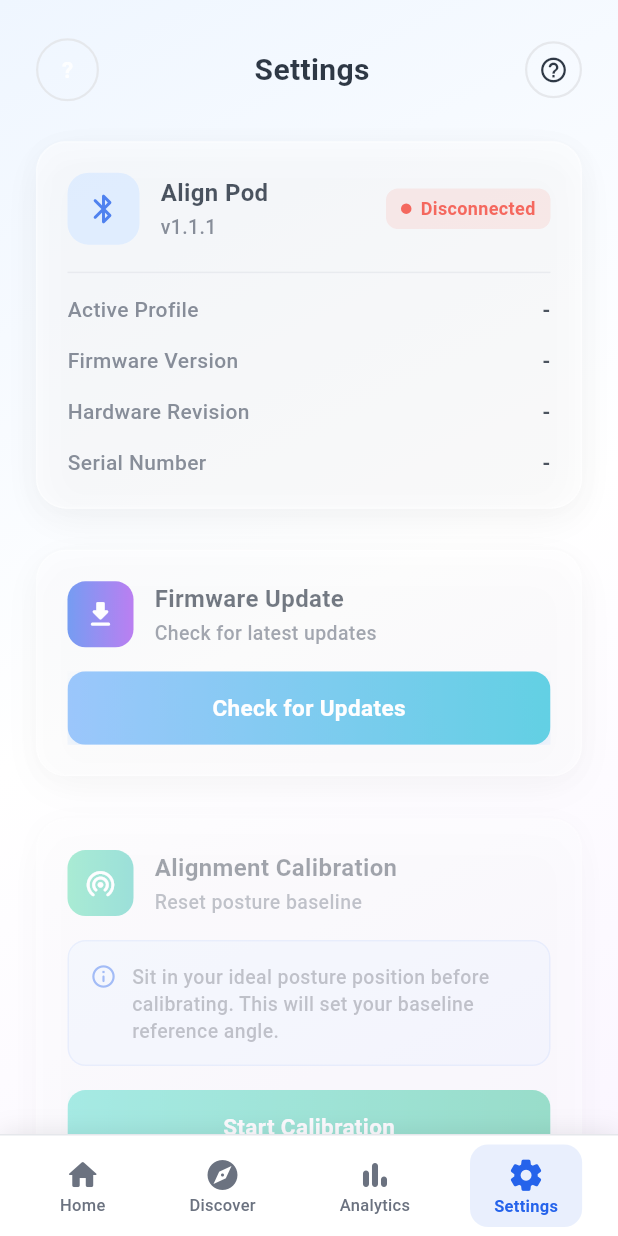
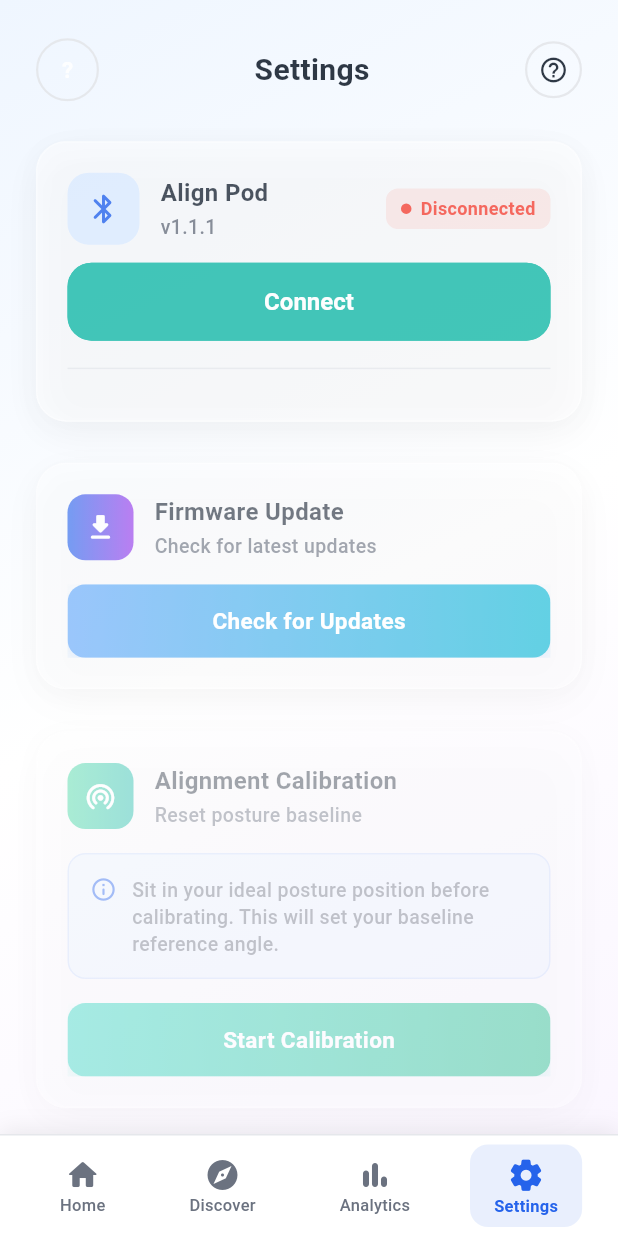
Before and after one commit to Aligneye/correctV5_app, a Flutter app: the HomePage screen opened directly, swiped to page 4, on a phone screen of 412 x 824 dp. Run offline on Flutter 3.47's test engine with Material 3 defaults, Android fonts, the phone set to English and light mode, and no system bars; our stand-ins replace device_info_plus, flutter_blue_plus, flutter_local_notifications, flutter_svg, google_sign_in, lottie and 5 more; missing offline and left inert: flutter_background_service, nordic_dfu; accounts and stored records are empty; network calls fail.

Commit message:
ui changes and add connect/disconnect feature in setting

```diff
--- a/lib/home/home_page.dart
+++ b/lib/home/home_page.dart
@@ -515,8 +515,9 @@
       }
 
       if (isLiveMode) {
+        final hadFrame = _liveDisplayHasFrame;
         _snapLiveSessionDuration(reading);
-        needsRebuild = true;
+        if (!hadFrame) needsRebuild = true;
       } else {
         final wasTicking = _liveSessionTicker != null;
         _stopLiveSessionTicker(
--- a/lib/settings/settings_page.dart
+++ b/lib/settings/settings_page.dart
@@ -2,7 +2,7 @@
 import 'package:flutter/services.dart';
 import 'package:package_info_plus/package_info_plus.dart';
 import 'package:supabase_flutter/supabase_flutter.dart';
-
+import 'package:correctv1/bluetooth/device_connect_page.dart';
 import 'package:correctv1/bluetooth/bluetooth_service_manager.dart';
 import 'package:correctv1/bluetooth/aligneye_device_service.dart';
 import 'package:correctv1/theme/app_theme.dart';
@@ -488,12 +488,55 @@
               ),
             ],
           ),
+
+          const SizedBox(height: 12),
+          ValueListenableBuilder<DeviceConnectionStatus>(
+            valueListenable:
+            BluetoothServiceManager().deviceService.connectionStatus,
+            builder: (context, status, _) {
+              final isConnected = status == DeviceConnectionStatus.connected;
+              return SizedBox(
+                width: double.infinity,
+                child: OutlinedButton(
+                  onPressed: () async {
+                    if (isConnected) {
+                      await BluetoothServiceManager().disconnectByUser();
+                    } else {
+                      Navigator.of(context).push(
+                        MaterialPageRoute(
+                          builder: (_) => const DeviceConnectPage(),
+                        ),
+                      );
+                    }
+                  },
+                    style: OutlinedButton.styleFrom(
+                      backgroundColor:
+                      isConnected ? AppTheme.destructive : AppTheme.goodPostureEnd,
+                      foregroundColor: Colors.white,
+                      side: BorderSide(
+                        color: isConnected ? AppTheme.destructive : AppTheme.goodPostureEnd,
+                      ),
+                    ),
+                  child: Text(isConnected ? 'Disconnect' : 'Connect'),
+                ),
+              );
+            },
+          ),
           const SizedBox(height: 18),
           Divider(height: 1, thickness: 1, color: scheme.outline),
           const SizedBox(height: 14),
+          ValueListenableBuilder<DeviceConnectionStatus>(
+            valueListenable:
+            BluetoothServiceManager().deviceService.connectionStatus,
+            builder: (context, status, _) {
+              final isConnected = status == DeviceConnectionStatus.connected;
+              if (!isConnected) return const SizedBox.shrink();
+              return Column(
+                children: [
                   ValueListenableBuilder<String>(
-            valueListenable:
-                BluetoothServiceManager().deviceService.activeProfileName,
+                    valueListenable: BluetoothServiceManager()
+                        .deviceService
+                        .activeProfileName,
                     builder: (context, profile, _) {
                       return _InfoRow(
                         label: 'Active Profile',
@@ -503,13 +546,16 @@
                   ),
                   const SizedBox(height: 14),
                   ValueListenableBuilder<DeviceInfo?>(
-            valueListenable: BluetoothServiceManager().deviceService.deviceInfo,
+                    valueListenable:
+                    BluetoothServiceManager().deviceService.deviceInfo,
                     builder: (context, info, _) {
                       return Column(
                         children: [
                           _InfoRow(
                             label: 'Firmware Version',
-                    value: info != null ? 'v${info.firmwareVersion}' : '-',
+                            value: info != null
+                                ? 'v${info.firmwareVersion}'
+                                : '-',
                           ),
                           const SizedBox(height: 14),
                           _InfoRow(
@@ -517,7 +563,14 @@
                             value: info?.hardwareRevision ?? '-',
                           ),
                           const SizedBox(height: 14),
-                  _InfoRow(label: 'Serial Number', value: info?.serial ?? '-'),
+                          _InfoRow(
+                            label: 'Serial Number',
+                            value: info?.serial ?? '-',
+                          ),
+                        ],
+                      );
+                    },
+                  ),
                 ],
               );
             },
```
Also changed, not shown: lib/home/widgets/posture_gauge_card.dart (+40 -2 lines). Lines whose indentation alone changed are shown as unchanged.
